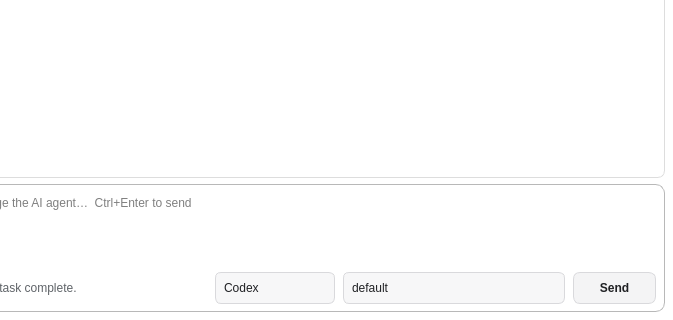
Before: the Qt Designer form ai_agent.ui in frankyeh/DSI-Studio, drawn with Qt 5; both pictures show x 427 to 1100 and y 380 to 700 of the 1100 by 700 pixel window.
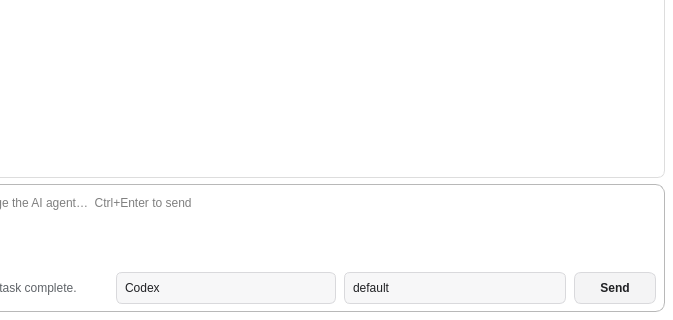
After: the same form once the commit is applied. Icons and pictures are not drawn.

Patch:
```diff
--- a/ai_agent.ui
+++ b/ai_agent.ui
@@ -85,8 +85,7 @@
 QPushButton#ai_send_message:pressed {
     background-color: #000000;
 }
-QComboBox#ai_agent_selector,
-QComboBox#ai_model_selector {
+QWidget#tab_8 QComboBox {
     color: #202124;
     background-color: #f7f7f8;
     border: 1px solid #d9d9dc;
@@ -94,30 +93,53 @@
     padding: 4px 24px 4px 8px;
     min-height: 22px;
 }
-QComboBox#ai_agent_selector:hover,
-QComboBox#ai_model_selector:hover {
+QWidget#tab_8 QComboBox:hover {
     background-color: #eeeeef;
     border-color: #c8c8cc;
 }
-QComboBox#ai_agent_selector:focus,
-QComboBox#ai_model_selector:focus {
+QWidget#tab_8 QComboBox:focus {
     border-color: #8a8a8f;
 }
-QComboBox#ai_agent_selector::drop-down,
-QComboBox#ai_model_selector::drop-down {
+QWidget#tab_8 QComboBox::drop-down {
     border: 0;
     width: 22px;
 }
-QComboBox#ai_agent_selector QAbstractItemView,
-QComboBox#ai_model_selector QAbstractItemView {
+QWidget#tab_8 QComboBox QAbstractItemView {
     background-color: #ffffff;
-    border: 1px solid #d9d9dc;
+    border: 0;
+    outline: 0;
+    padding: 2px;
     selection-background-color: #e5e5e7;
     selection-color: #202124;
 }
+QWidget#tab_8 QComboBox QAbstractItemView::item {
+    border: 0;
+    min-height: 24px;
+    padding: 3px 8px;
+}
 QComboBox#ai_agent_selector QAbstractItemView::item:disabled {
     color: #9aa0a6;
 }
+QWidget#tab_8 QComboBox QScrollBar:vertical {
+    background: transparent;
+    border: 0;
+    width: 8px;
+    margin: 0;
+}
+QWidget#tab_8 QComboBox QScrollBar::handle:vertical {
+    background: #c7c7ca;
+    border: 0;
+    border-radius: 4px;
+    min-height: 24px;
+}
+QWidget#tab_8 QComboBox QScrollBar::add-line:vertical,
+QWidget#tab_8 QComboBox QScrollBar::sub-line:vertical {
+    height: 0;
+}
+QWidget#tab_8 QComboBox QScrollBar::add-page:vertical,
+QWidget#tab_8 QComboBox QScrollBar::sub-page:vertical {
+    background: transparent;
+}
 QTextBrowser#ai_chat_history QScrollBar:vertical {
     background: transparent;
     width: 8px;
@@ -349,16 +371,19 @@
                <widget class="QComboBox" name="ai_agent_selector">
                 <property name="minimumSize">
                  <size>
-                  <width>120</width>
+                  <width>220</width>
                   <height>32</height>
                  </size>
                 </property>
                 <property name="maximumSize">
                  <size>
-                  <width>160</width>
+                  <width>360</width>
                   <height>16777215</height>
                  </size>
                 </property>
+                <property name="sizeAdjustPolicy">
+                 <enum>QComboBox::AdjustToContents</enum>
+                </property>
                 <item>
                  <property name="text">
                   <string>Codex</string>
```
